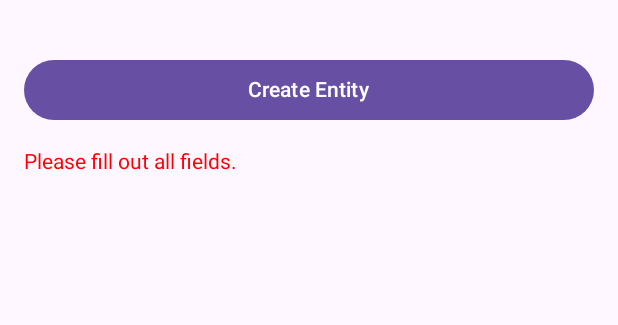
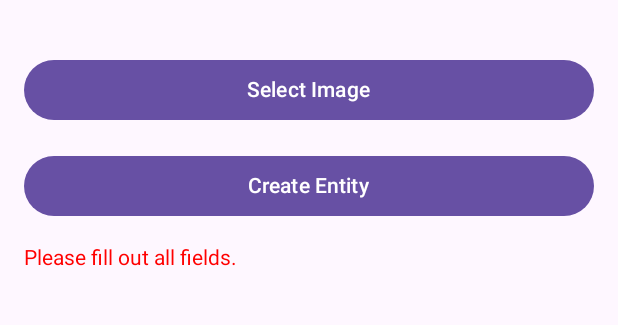
Before and after one commit to MHThe1/Location-app, an Android app built with Jetpack Compose: the CreateEntityScreen screen opened through its navigation route, after a tap on "Create Entity", on a phone screen of 412 x 824 dp, the part 534-859 px from its top. Run offline under Robolectric (Android 15) with nearby library versions, the phone set to English and light mode, and no system bars; pictures from the network do not load.

Commit message:
Image uploading functionality configured

```diff
--- a/app/src/main/AndroidManifest.xml
+++ b/app/src/main/AndroidManifest.xml
@@ -5,6 +5,7 @@
     <uses-permission android:name="android.permission.INTERNET"/>
     <uses-permission android:name="android.permission.ACCESS_COARSE_LOCATION" />
     <uses-permission android:name="android.permission.ACCESS_FINE_LOCATION" />
+
 
     <application
         android:allowBackup="true"
--- a/app/src/main/java/com/learning/locationapp/ApiService.kt
+++ b/app/src/main/java/com/learning/locationapp/ApiService.kt
@@ -25,11 +25,13 @@ interface ApiService {
         @Field("image") image: String
     ): UpdateResponse
 
-    @FormUrlEncoded
+    @Multipart
     @POST("api.php")
     suspend fun createPlace(
-        @Field("title") title: String,
-        @Field("lat") lat: Double,
-        @Field("lon") lon: Double
+        @Part("title") title: RequestBody,
+        @Part("lat") lat: RequestBody,
+        @Part("lon") lon: RequestBody,
+        @Part image: MultipartBody.Part
     ): CreateResponse
+
 }
--- /dev/null
+++ b/app/src/main/java/com/learning/locationapp/CreateEntityScreen.kt
@@ -0,0 +1,236 @@
+package com.learning.locationapp
+
+import android.Manifest
+import android.net.Uri
+import android.util.Log
+import android.widget.Toast
+import androidx.activity.compose.rememberLauncherForActivityResult
+import androidx.activity.result.contract.ActivityResultContracts
+import androidx.compose.foundation.layout.Column
+import androidx.compose.foundation.layout.Spacer
+import androidx.compose.foundation.layout.fillMaxSize
+import androidx.compose.foundation.layout.fillMaxWidth
+import androidx.compose.foundation.layout.height
+import androidx.compose.foundation.layout.padding
+import androidx.compose.foundation.text.KeyboardOptions
+import androidx.compose.material3.Button
+import androidx.compose.material3.CircularProgressIndicator
+import androidx.compose.material3.MaterialTheme
+import androidx.compose.material3.Text
+import androidx.compose.material3.TextField
+import androidx.compose.runtime.Composable
+import androidx.compose.runtime.LaunchedEffect
+import androidx.compose.runtime.collectAsState
+import androidx.compose.runtime.mutableStateOf
+import androidx.compose.runtime.remember
+import androidx.compose.ui.Alignment
+import androidx.compose.ui.Modifier
+import androidx.compose.ui.graphics.Color
+import androidx.compose.ui.platform.LocalContext
+import androidx.compose.ui.unit.dp
+import androidx.lifecycle.viewModelScope
+import kotlinx.coroutines.launch
+import androidx.compose.runtime.getValue
+import androidx.compose.runtime.setValue
+import androidx.compose.ui.text.input.KeyboardType
+import androidx.core.app.ActivityCompat
+import android.content.Context
+import java.io.File
+import java.io.FileOutputStream
+
+
+
+object FileUtils {
+    fun getPathFromUri(context: Context, uri: Uri): String? {
+        return try {
+            val inputStream = context.contentResolver.openInputStream(uri)
+            val file = File(context.cacheDir, "temp_image_${System.currentTimeMillis()}.jpg")
+            val outputStream = FileOutputStream(file)
+            inputStream?.copyTo(outputStream)
+            inputStream?.close()
+            outputStream.close()
+            file.absolutePath
+        } catch (e: Exception) {
+            e.printStackTrace()
+            null
+        }
+    }
+}
+
+
+@Composable
+fun CreateEntityScreen(
+    viewModel: PlacesViewModel,
+    onEntityCreated: () -> Unit,
+    locationViewModel: LocationViewModel
+) {
+    val title = remember { mutableStateOf("") }
+    val lat = remember { mutableStateOf("") }
+    val lon = remember { mutableStateOf("") }
+    val isLoading = remember { mutableStateOf(false) }
+    val resultMessage = remember { mutableStateOf<String?>(null) }
+    val selectedImageUri = remember { mutableStateOf<Uri?>(null) }
+
+    val context = LocalContext.current
+    val locationUtils = LocationUtils(context)
+
+    // Permission request for location
+    val requestPermissionLauncher = rememberLauncherForActivityResult(
+        contract = ActivityResultContracts.RequestMultiplePermissions(),
+        onResult = { permissions ->
+            val fineLocationGranted = permissions[Manifest.permission.ACCESS_FINE_LOCATION] == true
+            val coarseLocationGranted = permissions[Manifest.permission.ACCESS_COARSE_LOCATION] == true
+
+            if (fineLocationGranted || coarseLocationGranted) {
+                Toast.makeText(context, "Location Permission Granted!", Toast.LENGTH_SHORT).show()
+                locationUtils.requestLocationUpdates(locationViewModel)
+            } else {
+                Toast.makeText(context, "Permission Denied!", Toast.LENGTH_SHORT).show()
+            }
+        }
+    )
+
+    // Get the current location from the ViewModel
+    val location = locationViewModel.location.value
+
+    // Update the title based on the location's latitude and longitude using reverse geocoding
+    LaunchedEffect(location) {
+        location?.let {
+            title.value = locationUtils.reverseGeocodeLocation(it)
+            lat.value = it.latitude.toString()
+            lon.value = it.longitude.toString()
+        }
+    }
+
+    // Image picker launcher to select an image
+    val imagePickerLauncher = rememberLauncherForActivityResult(
+        contract = ActivityResultContracts.GetContent(),
+        onResult = { uri: Uri? ->
+            selectedImageUri.value = uri
+            Log.d("CreateEntityScreen", "Selected image URI: $uri")
+        }
+    )
+
+    Column(modifier = Modifier.fillMaxSize().padding(16.dp)) {
+        Text(text = "Create Entity")
+
+        TextField(
+            value = title.value,
+            onValueChange = { title.value = it },
+            label = { Text("Title") },
+            modifier = Modifier.fillMaxWidth()
+        )
+
+        Spacer(modifier = Modifier.height(16.dp))
+
+        TextField(
+            value = lat.value,
+            onValueChange = { lat.value = it },
+            label = { Text("Latitude") },
+            modifier = Modifier.fillMaxWidth(),
+            keyboardOptions = KeyboardOptions.Default.copy(keyboardType = KeyboardType.Number)
+        )
+
+        Spacer(modifier = Modifier.height(16.dp))
+
+        TextField(
+            value = lon.value,
+            onValueChange = { lon.value = it },
+            label = { Text("Longitude") },
+            modifier = Modifier.fillMaxWidth(),
+            keyboardOptions = KeyboardOptions.Default.copy(keyboardType = KeyboardType.Number)
+        )
+
+        Spacer(modifier = Modifier.height(16.dp))
+
+        Button(
+            onClick = {
+                if (locationUtils.hasLocationPermission(context)) {
+                    locationUtils.requestLocationUpdates(locationViewModel)
+                } else {
+                    requestPermissionLauncher.launch(
+                        arrayOf(
+                            Manifest.permission.ACCESS_FINE_LOCATION,
+                            Manifest.permission.ACCESS_COARSE_LOCATION
+                        )
+                    )
+                }
+            },
+            modifier = Modifier.fillMaxWidth()
+        ) {
+            Text(text = "Get Location")
+        }
+
+        Spacer(modifier = Modifier.height(16.dp))
+
+        if (isLoading.value) {
+            CircularProgressIndicator(modifier = Modifier.align(Alignment.CenterHorizontally))
+        }
+
+        Spacer(modifier = Modifier.height(16.dp))
+
+        Button(
+            onClick = { imagePickerLauncher.launch("image/*") },
+            modifier = Modifier.fillMaxWidth()
+        ) {
+            Text(text = "Select Image")
+        }
+
+        Spacer(modifier = Modifier.height(16.dp))
+
+        Button(
+            onClick = {
+                val latDouble = lat.value.toDoubleOrNull()
+                val lonDouble = lon.value.toDoubleOrNull()
+                val imageUri = selectedImageUri.value
+
+                if (title.value.isNotBlank() && latDouble != null && lonDouble != null && imageUri != null) {
+                    isLoading.value = true
+                    resultMessage.value = null
+
+                    // Get the image file path
+                    val imagePath = FileUtils.getPathFromUri(context, imageUri)
+                    if (imagePath != null) {
+                        // Call ViewModel to create the entity with try-catch block
+                        viewModel.viewModelScope.launch {
+                            try {
+                                // Call createPlace in ViewModel
+                                viewModel.createPlace(
+                                    title = title.value,
+                                    lat = latDouble,
+                                    lon = lonDouble,
+                                    imagePath = imagePath
+                                )
+                                resultMessage.value = "Entity created successfully!"
+                                onEntityCreated() // Trigger callback after successful creation
+                            } catch (e: Exception) {
+                                // Handle any errors that occur during entity creation
+                                resultMessage.value = "Failed to create entity: ${e.message}"
+                            } finally {
+                                // Reset loading state after operation completes
+                                isLoading.value = false
+                            }
+                        }
+                    } else {
+                        resultMessage.value = "Failed to process the selected image."
+                        isLoading.value = false
+                    }
+                } else {
+                    resultMessage.value = "Please fill out all fields."
+                }
+
+
+            },
+            modifier = Modifier.fillMaxWidth(),
+            enabled = !isLoading.value
+        ) {
+            Text(if (isLoading.value) "Creating..." else "Create Entity")
+        }
+
+        Spacer(modifier = Modifier.height(16.dp))
+
+        resultMessage.value?.let {
+            Text(text = it, color = if (it.contains("successfully")) Color.Green else Color.Red)
+        }
+    }
+}
--- a/app/src/main/java/com/learning/locationapp/MainActivity.kt
+++ b/app/src/main/java/com/learning/locationapp/MainActivity.kt
@@ -42,11 +42,21 @@ fun LocationApp(modifier: Modifier = Modifier) {
     val locationViewModel: LocationViewModel = viewModel()
     val placesViewModel: PlacesViewModel = viewModel()
 
-    ModalNavigationDrawer(drawerContent = {
-        ModalDrawerSheet {
-            DrawerContent(navController = navController)
-        }
-    }, drawerState = drawerState) {
+    ModalNavigationDrawer(
+        drawerContent = {
+            ModalDrawerSheet {
+                DrawerContent(
+                    navController = navController,
+                    onItemClick = {
+                        // Close the drawer when an item is clicked
+                        scope.launch { drawerState.close() }
+                    }
+                )
+            }
+        },
+        drawerState = drawerState,
+        gesturesEnabled = false
+    ) {
         Scaffold(
             topBar = {
                 TopBar(
@@ -80,8 +90,9 @@ fun LocationApp(modifier: Modifier = Modifier) {
     }
 }
 
+
 @Composable
-fun DrawerContent(navController: NavController) {
+fun DrawerContent(navController: NavController, onItemClick: () -> Unit) {
     val currentRoute = navController.currentBackStackEntryAsState().value?.destination?.route
 
     Column(modifier = Modifier.padding(16.dp)) {
@@ -96,21 +107,24 @@ fun DrawerContent(navController: NavController) {
             label = "Home",
             icon = Icons.Default.Home,
             isSelected = currentRoute == "placesScreen",
-            onClick = { navController.navigate("placesScreen") }
+            onClick = { navController.navigate("placesScreen")
+                onItemClick()}
         )
 
         DrawerItem(
             label = "Create Entity",
             icon = Icons.Default.Build,
             isSelected = currentRoute == "createEntity",
-            onClick = { navController.navigate("createEntity") }
+            onClick = { navController.navigate("createEntity")
+                onItemClick()}
         )
 
         DrawerItem(
             label = "View Entities",
             icon = Icons.Default.Menu,
             isSelected = currentRoute == "viewEntities",
-            onClick = { navController.navigate("viewEntities") }
+            onClick = { navController.navigate("viewEntities")
+                onItemClick()}
         )
     }
 }
--- a/app/src/main/java/com/learning/locationapp/Place.kt
+++ b/app/src/main/java/com/learning/locationapp/Place.kt
@@ -100,136 +100,3 @@ fun PlaceForm(
         )
     }
 }
-
-@Composable
-fun CreateEntityScreen(
-    viewModel: PlacesViewModel,
-    onEntityCreated: () -> Unit,
-    locationViewModel: LocationViewModel
-) {
-    val title = remember { mutableStateOf("") }
-    val lat = remember { mutableStateOf("") }
-    val lon = remember { mutableStateOf("") }
-    val isLoading = remember { mutableStateOf(false) }
-    val resultMessage = remember { mutableStateOf<String?>(null) }
-
-    val context = LocalContext.current
-    val locationUtils = LocationUtils(context)
-
-    val requestPermissionLauncher = rememberLauncherForActivityResult(
-        contract = ActivityResultContracts.RequestMultiplePermissions(),
-        onResult = { permissions ->
-            val fineLocationGranted = permissions[Manifest.permission.ACCESS_FINE_LOCATION] == true
-            val coarseLocationGranted = permissions[Manifest.permission.ACCESS_COARSE_LOCATION] == true
-
-            if (fineLocationGranted || coarseLocationGranted) {
-                Toast.makeText(context, "Location Permission Granted!", Toast.LENGTH_SHORT).show()
-                locationUtils.requestLocationUpdates(locationViewModel)
-            } else {
-                Toast.makeText(context, "Permission Denied!", Toast.LENGTH_SHORT).show()
-            }
-        }
-    )
-
-    // Get the current location from the ViewModel
-    val location = locationViewModel.location.value
-
-    // Update the title based on the location's latitude and longitude using reverse geocoding
-    location?.let {
-        title.value = locationUtils.reverseGeocodeLocation(it)
-        lat.value = it.latitude.toString()
-        lon.value = it.longitude.toString()
-    }
-
-    // Log the location whenever it's updated
-    LaunchedEffect(location) {
-        if (location != null) {
-            Log.d("CreateEntityScreen", "Received location: $location")
-        }
-    }
-
-    Column(modifier = Modifier.fillMaxSize().padding(16.dp)) {
-        Text(text = "Create Entity")
-
-        // Form fields for input
-        PlaceForm(
-            title = title.value,
-            onTitleChange = { title.value = it },
-            lat = lat.value,
-            onLatChange = { lat.value = it },
-            lon = lon.value,
-            onLonChange = { lon.value = it }
-        )
-
-        Spacer(modifier = Modifier.height(16.dp))
-
-        Button(
-            onClick = {
-                if (locationUtils.hasLocationPermission(context)) {
-                    locationUtils.requestLocationUpdates(locationViewModel)
-                } else {
-                    requestPermissionLauncher.launch(
-                        arrayOf(
-                            Manifest.permission.ACCESS_FINE_LOCATION,
-                            Manifest.permission.ACCESS_COARSE_LOCATION
-                        )
-                    )
-                }
-            },
-            modifier = Modifier.fillMaxWidth()
-        ) {
-            Text(text = "Get Location")
-        }
-
-        Spacer(modifier = Modifier.height(16.dp))
-
-        // Show loading indicator when creating the entity
-        if (isLoading.value) {
-            CircularProgressIndicator(modifier = Modifier.align(Alignment.CenterHorizontally))
-        }
-
-        Spacer(modifier = Modifier.height(16.dp))
-
-        Button(
-            onClick = {
-                val latDouble = lat.value.toDoubleOrNull()
-                val lonDouble = lon.value.toDoubleOrNull()
-
-                if (title.value.isNotBlank() && latDouble != null && lonDouble != null) {
-                    isLoading.value = true
-                    resultMessage.value = null
-
-                    // Call ViewModel to create the entity
-                    viewModel.viewModelScope.launch {
-                        try {
-                            viewModel.createPlace(
-                                title = title.value,
-                                lat = latDouble,
-                                lon = lonDouble
-                            )
-                            resultMessage.value = "Entity created successfully!"
-                            onEntityCreated() // Trigger callback
-                        } catch (e: Exception) {
-                            resultMessage.value = "Failed to create entity: ${e.message}"
-                        } finally {
-                            isLoading.value = false
-                        }
-                    }
-                } else {
-                    resultMessage.value = "Please fill out all fields."
-                }
-            },
-            modifier = Modifier.fillMaxWidth(),
-            enabled = !isLoading.value
-        ) {
-            Text(if (isLoading.value) "Creating..." else "Create Entity")
-        }
-
-        Spacer(modifier = Modifier.height(16.dp))
-
-        // Show result message
-        resultMessage.value?.let {
-            Text(text = it, color = if (it.contains("successfully")) Color.Green else Color.Red)
-        }
-    }
-}
```
Also changed, not shown: app/src/main/java/com/learning/locationapp/PlacesViewModel.kt (+26 -10 lines).
